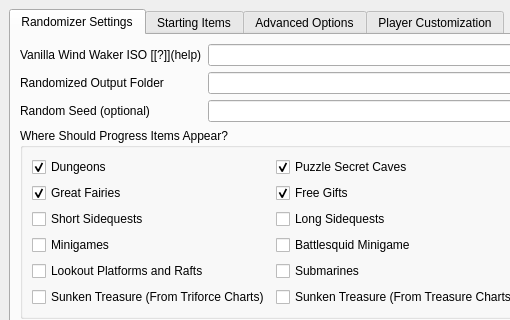
Above: wwr_ui/randomizer_window.ui from LagoLunatic/wwrando before the change; both pictures show x 0 to 510 and y 0 to 320 of the 950 by 690 pixel window. Below: the same form after it.
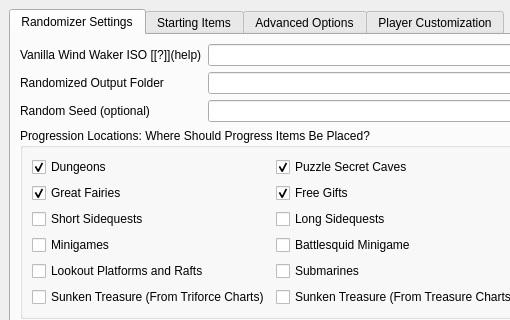
That is the form after the change.

Commit message: Tweak GUI text for progress locations

What changed in the file:
```diff
--- a/wwr_ui/randomizer_window.ui
+++ b/wwr_ui/randomizer_window.ui
@@ -110,7 +110,7 @@
             <item>
              <widget class="QGroupBox" name="groupBox">
               <property name="title">
-               <string>Where Should Progress Items Appear?</string>
+               <string>Progression Locations: Where Should Progress Items Be Placed?</string>
               </property>
               <layout class="QGridLayout" name="gridLayout_2">
                <item row="7" column="0">
```
The commit also changes 2 other files.
